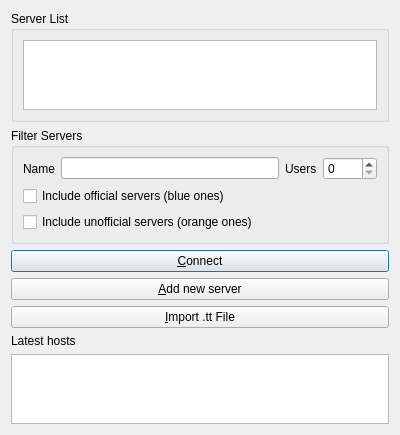
BearWare/TeamTalk5, file Client/qtTeamTalk/serverlist.ui: the form before one commit.
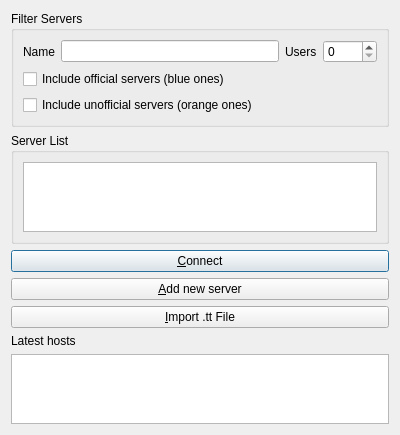
The form after the commit. Custom widgets are drawn as their Qt base class.

Commit message: Move filters before server list

Patch:
```diff
--- a/Client/qtTeamTalk/serverlist.ui
+++ b/Client/qtTeamTalk/serverlist.ui
@@ -14,22 +14,6 @@
    <string>Connect to a Server</string>
   </property>
   <layout class="QVBoxLayout" name="verticalLayoutMain">
-   <item>
-    <widget class="QGroupBox" name="groupBoxServerList">
-     <property name="title">
-      <string>Server List</string>
-     </property>
-     <layout class="QVBoxLayout" name="verticalLayoutServerList">
-      <item>
-       <widget class="MyTreeView" name="serverTreeView">
-        <property name="accessibleName">
-         <string>Saved Hosts</string>
-        </property>
-       </widget>
-      </item>
-     </layout>
-    </widget>
-   </item>
    <item>
     <layout class="QHBoxLayout" name="horizontalLayoutFilters">
      <item>
@@ -94,6 +78,22 @@
      </item>
     </layout>
    </item>
+   <item>
+    <widget class="QGroupBox" name="groupBoxServerList">
+     <property name="title">
+      <string>Server List</string>
+     </property>
+     <layout class="QVBoxLayout" name="verticalLayoutServerList">
+      <item>
+       <widget class="MyTreeView" name="serverTreeView">
+        <property name="accessibleName">
+         <string>Saved Hosts</string>
+        </property>
+       </widget>
+      </item>
+     </layout>
+    </widget>
+   </item>
    <item>
     <widget class="QPushButton" name="connectButton">
      <property name="text">
```
